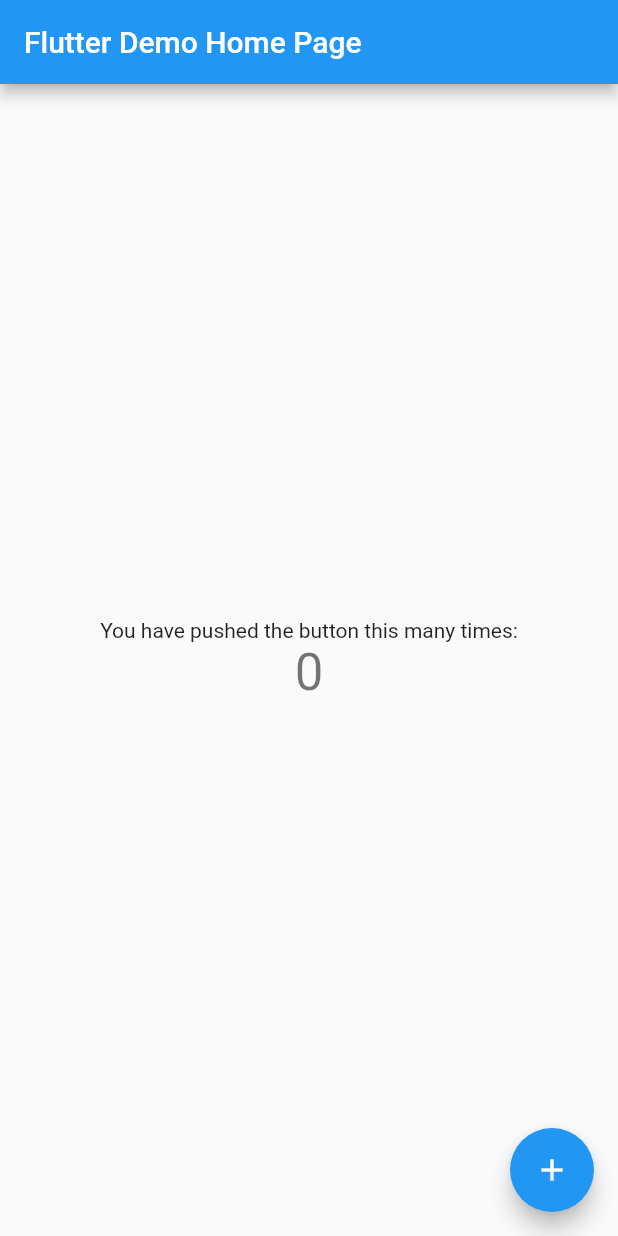
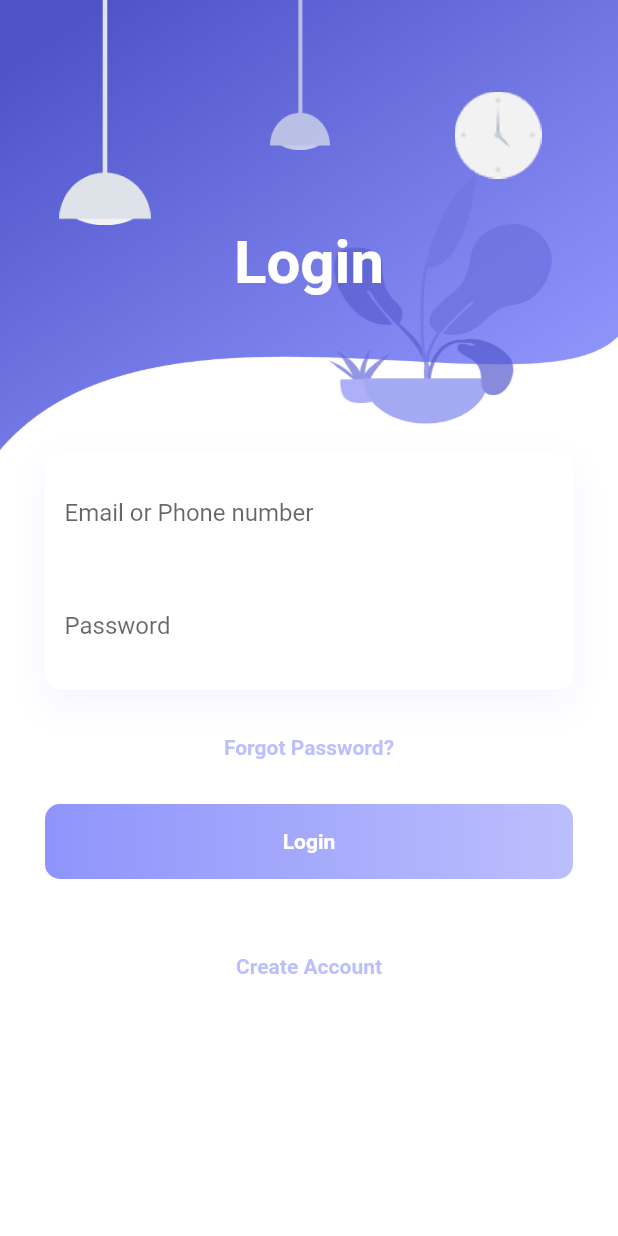
Before and after one commit to maivandat/store_app, a Flutter app: the screen it shows after launch, on a phone screen of 412 x 824 dp. Run offline on Flutter 3.47's test engine with Material 2 defaults, Android fonts, the phone set to English and light mode, and no system bars; our stand-ins replace equatable, flutter_bloc, simple_animations; accounts and stored records are empty.

Commit message:
Task Login

```diff
--- /dev/null
+++ b/lib/animation/FadeAnimation.dart
@@ -0,0 +1,32 @@
+import 'package:flutter/material.dart';
+import 'package:simple_animations/simple_animations.dart';
+
+class FadeAnimation extends StatelessWidget {
+  final double delay;
+  final Widget child;
+
+  FadeAnimation(this.delay, this.child);
+
+  @override
+  Widget build(BuildContext context) {
+    final tween =  MultiTrackTween([
+      Track("opacity").add(Duration(milliseconds: 500), Tween(begin: 0.0, end: 1.0)),
+      Track("translateY").add(
+          Duration(milliseconds: 500), Tween(begin: -30.0, end: 0.0),
+        curve: Curves.easeOut)
+    ]);
+    return ControlledAnimation(
+      delay: Duration(milliseconds: (500 * delay).round()),
+      duration: tween.duration,
+      tween: tween,
+      child: child,
+      builderWithChild: (context, child, animation) => Opacity(
+        opacity: animation["opacity"],
+        child: Transform.translate(
+          offset: Offset(0, animation["translateY"]),
+          child: child,
+        ),
+      ),
+    );
+  }
+}
--- /dev/null
+++ b/lib/bloc/store_bloc.dart
@@ -0,0 +1,27 @@
+import 'package:meta/meta.dart';
+import 'package:store_app/model/user.dart';
+import 'package:flutter_bloc/flutter_bloc.dart';
+import 'package:store_app/bloc/store_event.dart';
+import 'package:store_app/bloc/store_state.dart';
+import 'package:store_app/repository/store_repository.dart';
+
+class StoreBloc extends Bloc<StoreEvent, StoreState> {
+  final StoreRepository storeRepository;
+
+  StoreBloc({@required this.storeRepository})
+      : assert(storeRepository != null),
+        super(StoreInitial());
+
+  @override
+  Stream<StoreState> mapEventToState(StoreEvent event) async* {
+    if(event is StoreLoginRequested) {
+      yield StoreLoadInProgress();
+      try {
+        final User user = await storeRepository.login(event.email, event.password);
+        yield StoreLoadSuccess(user: user);
+      } catch (e) {
+        yield StoreLoadFailure();
+      }
+    }
+  }
+}
--- /dev/null
+++ b/lib/bloc/store_event.dart
@@ -0,0 +1,16 @@
+import 'package:equatable/equatable.dart';
+
+abstract class StoreEvent extends Equatable {
+  const StoreEvent();
+}
+
+class StoreLoginRequested extends StoreEvent {
+  final String email;
+  final String password;
+
+  const StoreLoginRequested({ this.email, this.password })
+      : assert(email != null || password != null);
+
+  @override
+  List<Object> get props => [email, password];
+}
--- /dev/null
+++ b/lib/bloc/store_state.dart
@@ -0,0 +1,25 @@
+import 'package:meta/meta.dart';
+import 'package:equatable/equatable.dart';
+import 'package:store_app/model/user.dart';
+
+abstract class StoreState extends Equatable {
+  const StoreState();
+
+  @override
+  List<Object> get props => [];
+}
+
+class StoreInitial extends StoreState {}
+
+class StoreLoadInProgress extends StoreState {}
+
+class StoreLoadSuccess extends StoreState {
+  final User user;
+
+  const StoreLoadSuccess({@required this.user}): assert(user != null);
+
+  @override
+  List<Object> get props => [user];
+}
+
+class StoreLoadFailure extends StoreState {}
--- a/lib/main.dart
+++ b/lib/main.dart
@@ -1,70 +1,34 @@
 import 'package:flutter/material.dart';
+import 'package:flutter_bloc/flutter_bloc.dart';
+import 'package:http/http.dart' as http;
+import 'package:store_app/bloc/store_bloc.dart';
+import 'package:store_app/repository/remote/store_api_client.dart';
+import 'package:store_app/repository/store_repository.dart';
+import 'package:store_app/screens/login.dart';
 
-void main() {
-  runApp(MyApp());
+void main() async {
+  final StoreRepository storeRepository = StoreRepository(
+    storeApiClient: StoreApiClient(
+      httpClient: http.Client())
+  );
+  runApp(MyApp(storeRepository: storeRepository,));
 }
 
 class MyApp extends StatelessWidget {
+  final StoreRepository storeRepository;
+
+  const MyApp({Key key, @required this.storeRepository})
+      : assert(storeRepository != null),
+      super(key: key);
+
   @override
   Widget build(BuildContext context) {
     return MaterialApp(
-      title: 'Flutter Demo',
-      theme: ThemeData(
-        primarySwatch: Colors.blue,
-        visualDensity: VisualDensity.adaptivePlatformDensity,
+      debugShowCheckedModeBanner: false,
+      home: BlocProvider(
+        create: (context) => StoreBloc(storeRepository: storeRepository),
+        child: Login(),
       ),
-      home: MyHomePage(title: 'Flutter Demo Home Page'),
     );
   }
 }
-
-class MyHomePage extends StatefulWidget {
-  MyHomePage({Key key, this.title}) : super(key: key);
-
-  final String title;
-
-  @override
-  _MyHomePageState createState() => _MyHomePageState();
-}
-
-class _MyHomePageState extends State<MyHomePage> {
-  int _counter = 0;
-
-  void _incrementCounter() {
-    setState(() {
-      _counter++;
-    });
-  }
-
-  @override
-  Widget build(BuildContext context) {
-
-    return Scaffold(
-      appBar: AppBar(
-
-        title: Text(widget.title),
-      ),
-      body: Center(
-
-        child: Column(
-
-          mainAxisAlignment: MainAxisAlignment.center,
-          children: <Widget>[
-            Text(
-              'You have pushed the button this many times:',
-            ),
-            Text(
-              '$_counter',
-              style: Theme.of(context).textTheme.headline4,
-            ),
-          ],
-        ),
-      ),
-      floatingActionButton: FloatingActionButton(
-        onPressed: _incrementCounter,
-        tooltip: 'Increment',
-        child: Icon(Icons.add),
-      ), // This trailing comma makes auto-formatting nicer for build methods.
-    );
-  }
-}
--- /dev/null
+++ b/lib/model/user.dart
@@ -0,0 +1,34 @@
+import 'package:equatable/equatable.dart';
+
+class User extends Equatable {
+  final int id;
+  final String fullName;
+  final String email;
+  final String password;
+  final String phone;
+  final String address;
+  final String gender;
+  final String dateOfBirth;
+  final String avatar;
+
+  const User({this.id, this.fullName, this.email, this.password ,this.phone,
+    this.address, this.gender, this.dateOfBirth, this.avatar});
+
+  @override
+  List<Object> get props =>
+      [fullName, email, phone, password, address, gender, dateOfBirth, avatar];
+
+  static User convertJson(dynamic json) {
+    final data = json['data'];
+    return User(
+      id: data['id'],
+      fullName: data['full_name'],
+      email: data['email'],
+      phone: data['phone'],
+      address: data['address'],
+      gender: data['gender'],
+      dateOfBirth: data['date_of_birth'],
+      avatar: data['avatar']
+    );
+  }
+}
--- /dev/null
+++ b/lib/repository/remote/store_api_client.dart
@@ -0,0 +1,26 @@
+import 'dart:convert';
+import 'package:meta/meta.dart';
+import 'package:http/http.dart' as http;
+import 'package:store_app/model/user.dart';
+
+class StoreApiClient {
+  static const baseUrl = "https://spc14.000webhostapp.com/api";
+  final http.Client httpClient;
+
+  const StoreApiClient({@required this.httpClient})
+      : assert(httpClient != null);
+
+  Future<User> login(String email, String password) async {
+
+    final msg = jsonEncode({"email":email,"password":password});
+      final response = await http.post(
+          "$baseUrl/login",
+          headers: {
+            'Content-Type': 'application/json',
+            'Accept': 'application/json',
+          },
+          body: msg
+      );
+      return User.convertJson(jsonDecode(response.body));
+  }
+}
--- /dev/null
+++ b/lib/repository/store_repository.dart
@@ -0,0 +1,12 @@
+import 'package:store_app/model/user.dart';
+import 'package:store_app/repository/remote/store_api_client.dart';
+
+class StoreRepository {
+  final StoreApiClient storeApiClient;
+
+  const StoreRepository({this.storeApiClient});
+
+  Future<User> login(String email, String password) {
+    return storeApiClient.login(email, password);
+  }
+}
--- /dev/null
+++ b/lib/screens/home.dart
@@ -0,0 +1,8 @@
+import 'package:flutter/material.dart';
+
+class Home extends StatelessWidget {
+  @override
+  Widget build(BuildContext context) {
+    return Container();
+  }
+}
--- /dev/null
+++ b/lib/screens/login.dart
@@ -0,0 +1,220 @@
+import 'package:flutter/material.dart';
+import 'package:store_app/animation/FadeAnimation.dart';
+import 'package:store_app/model/user.dart';
+import 'package:flutter_bloc/flutter_bloc.dart';
+import 'package:store_app/bloc/store_bloc.dart';
+import 'package:store_app/bloc/store_event.dart';
+import 'package:store_app/bloc/store_state.dart';
+import 'package:store_app/screens/home.dart';
+import 'package:store_app/utils/validators.dart';
+
+class Login extends StatefulWidget {
+  @override
+  _LoginState createState() => _LoginState();
+}
+
+class _LoginState extends State<Login> {
+  User user;
+  String _email;
+  String phone;
+  String _password;
+  final _formKey = GlobalKey<FormState>();
+  @override
+  Widget build(BuildContext context) {
+    return Scaffold(
+      backgroundColor: Colors.white,
+      body: SingleChildScrollView(
+        child: Column(
+          children: [
+            Container(
+              height: 300,
+              decoration: BoxDecoration(
+                image: DecorationImage(
+                  image: AssetImage('assets/images/background.png'),
+                  fit: BoxFit.fill
+                )
+              ),
+              child: Stack(
+                children: [
+                  Positioned(
+                    left: 30,
+                    width: 80,
+                    height: 150,
+                    child: FadeAnimation(1, Container(
+                      decoration: BoxDecoration(
+                        image: DecorationImage(
+                          image: AssetImage('assets/images/light-1.png')
+                        )
+                      ),
+                    ),
+                  )),
+                  Positioned(
+                    left: 160,
+                    width: 80,
+                    height: 100,
+                    child: FadeAnimation(1.3, Container(
+                      decoration: BoxDecoration(
+                          image: DecorationImage(
+                              image: AssetImage('assets/images/light-2.png')
+                          )
+                      ),
+                    )),
+                  ),
+                  Positioned(
+                    right: 40,
+                    top: 40,
+                    width: 80,
+                    height: 100,
+                    child: FadeAnimation(1.5, Container(
+                      decoration: BoxDecoration(
+                          image: DecorationImage(
+                              image: AssetImage('assets/images/clock.png'),
+                          )
+                      ),
+                    )),
+                  ),
+                  Positioned(
+                    child: FadeAnimation(1.6, Container(
+                      margin: EdgeInsets.only(top: 50),
+                      child: Center(
+                        child: Text("Login", style: TextStyle(color: Colors.white, fontSize: 40, fontWeight: FontWeight.bold),),
+                      ),
+                    )),
+                  )
+                ],
+              ),
+            ),
+            Padding(
+                padding: EdgeInsets.fromLTRB(30, 0, 30, 30),
+                child: BlocBuilder<StoreBloc, StoreState>(
+                  builder: (context, state) {
+                    return Column(
+                      children: [
+                        FadeAnimation(1.8, Container(
+                            padding: EdgeInsets.all(5),
+                            decoration: BoxDecoration(
+                                color: Colors.white,
+                                borderRadius: BorderRadius.circular(10),
+                                boxShadow: [
+                                  BoxShadow(
+                                      color: Color.fromRGBO((143), 148, 251, .1),
+                                      blurRadius: 20.0,
+                                      offset: Offset(0, 10)
+                                  )
+                                ]
+                            ),
+                            child: Form(
+                              key: _formKey,
+                              child: Column(
+                                children: [
+                                  Container(
+                                    padding: EdgeInsets.all(8.0),
+                                    decoration: BoxDecoration(color: Colors.white,),
+                                    child: TextFormField(
+                                      decoration: InputDecoration(
+                                        border: InputBorder.none,
+                                        labelText: "Email or Phone number",
+                                      ),
+                                      validator: (value) {
+                                        if(!validateEmail(value)) {
+                                          return "Email is not valid";
+                                        } else {
+                                          return null;
+                                        }
+                                      },
+                                      onSaved: (value) {
+                                        _email = value;
+                                      },
+                                    ),
+                                  ),
+                                  Container(
+                                    padding: EdgeInsets.all(8.0),
+                                    decoration: BoxDecoration(color: Colors.white,),
+                                    child: TextFormField(
+                                      decoration: InputDecoration(
+                                        border: InputBorder.none,
+                                        labelText: "Password",
+                                      ),
+                                      obscureText: true,
+                                      validator: (value) {
+                                        if(!validatePassword(value)) {
+                                          return "Invalid password";
+                                        } else {
+                                          return null;
+                                        }
+                                      },
+                                      onSaved: (value) {
+                                        _password = value;
+                                      },
+                                    ),
+                                  ),
+                                ],
+                              ),
+                            )
+                        )),
+                        SizedBox(height: 30,),
+                        FadeAnimation(1.5,
+                            Text("Forgot Password?",
+                              style: TextStyle(
+                                  color: Color.fromRGBO(143, 148, 251, .6),
+                                  fontWeight: FontWeight.bold),
+                            )
+                        ),
+                        SizedBox(height: 30,),
+                        InkWell(
+                          onTap: () {
+                            if(!_formKey.currentState.validate()) {
+                              return;
+                            } else {
+                              _formKey.currentState.save();
+                              if(state is StoreInitial) {
+                                BlocProvider.of<StoreBloc>(context)
+                                    .add(StoreLoginRequested(email: _email, password: _password));
+                              }
+                              if(state is StoreLoadSuccess) {
+                                Navigator.push(context,
+                                    MaterialPageRoute(
+                                        builder: (context) => Home())
+                                );
+                              }
+                            }
+                          },
+                          child: FadeAnimation(2, Container(
+                            height: 50,
+                            decoration: BoxDecoration(
+                                borderRadius: BorderRadius.circular(10),
+                                gradient: LinearGradient(
+                                    colors: [
+                                      Color.fromRGBO(143, 148, 251, 1),
+                                      Color.fromRGBO(143, 148, 251, .6)
+                                    ]
+                                )
+                            ),
+                            child: Center(
+                              child: Text("Login",
+                                style: TextStyle(
+                                    color: Colors.white,
+                                    fontWeight: FontWeight.bold),
+                              ),
+                            ),
+                          )),
+                        ),
+                        SizedBox(height: 50,),
+                        FadeAnimation(2.2,
+                            Text("Create Account",
+                              style: TextStyle(
+                                  color: Color.fromRGBO(143, 148, 251, .6),
+                                  fontWeight: FontWeight.bold),
+                            )
+                        ),
+                      ],
+                    );
+                  },
+                )
+            )
+          ],
+        ),
+      )
+    );
+  }
+}
--- /dev/null
+++ b/lib/utils/validators.dart
@@ -0,0 +1,13 @@
+bool validatePassword(String value){
+  String  pattern =
+      r'^(?=.*?[a-z])(?=.*?[0-9]).{8,}$';
+  RegExp regExp = new RegExp(pattern);
+  return regExp.hasMatch(value);
+}
+
+bool validateEmail(String value){
+  String  pattern =
+      r"^[a-zA-Z0-9.a-zA-Z0-9.!#$%&'*+-/=?^_`{|}~]+@[a-zA-Z0-9]+\.[a-zA-Z]+";
+  RegExp regExp = new RegExp(pattern);
+  return regExp.hasMatch(value);
+}
```
Also changed, not shown: pubspec.yaml (+6 -3 lines), assets/images/background.png (added), assets/images/clock.png (added), assets/images/light-1.png (added), assets/images/light-2.png (added), pubspec.lock.
